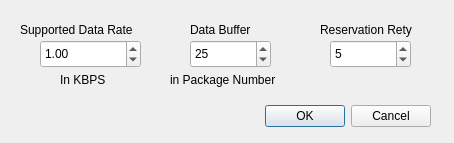
Old version of the form useradd.ui in the repository electronicengine/MacSimulation.
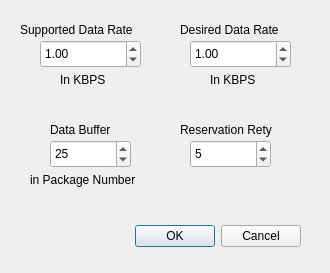
New version of the form.

The edit to the form file:
```diff
--- a/useradd.ui
+++ b/useradd.ui
@@ -6,8 +6,8 @@
    <rect>
     <x>0</x>
     <y>0</y>
-    <width>454</width>
-    <height>143</height>
+    <width>330</width>
+    <height>273</height>
    </rect>
   </property>
   <property name="windowTitle">
@@ -25,8 +25,8 @@
   <widget class="QDialogButtonBox" name="buttonBox">
    <property name="geometry">
     <rect>
-     <x>90</x>
-     <y>100</y>
+     <x>-40</x>
+     <y>220</y>
      <width>341</width>
      <height>32</height>
     </rect>
@@ -41,8 +41,8 @@
   <widget class="QSpinBox" name="buffer_box">
    <property name="geometry">
     <rect>
-     <x>190</x>
-     <y>40</y>
+     <x>50</x>
+     <y>140</y>
      <width>81</width>
      <height>28</height>
     </rect>
@@ -83,8 +83,8 @@
   <widget class="QLabel" name="label_3">
    <property name="geometry">
     <rect>
-     <x>190</x>
-     <y>20</y>
+     <x>50</x>
+     <y>120</y>
      <width>81</width>
      <height>19</height>
     </rect>
@@ -96,8 +96,8 @@
   <widget class="QLabel" name="label_4">
    <property name="geometry">
     <rect>
-     <x>170</x>
-     <y>70</y>
+     <x>30</x>
+     <y>170</y>
      <width>131</width>
      <height>19</height>
     </rect>
@@ -125,8 +125,8 @@
   <widget class="QSpinBox" name="rety_count">
    <property name="geometry">
     <rect>
-     <x>330</x>
-     <y>40</y>
+     <x>190</x>
+     <y>140</y>
      <width>81</width>
      <height>28</height>
     </rect>
@@ -141,8 +141,8 @@
   <widget class="QLabel" name="label_5">
    <property name="geometry">
     <rect>
-     <x>320</x>
-     <y>20</y>
+     <x>180</x>
+     <y>120</y>
      <width>121</width>
      <height>20</height>
     </rect>
@@ -151,6 +151,54 @@
     <string>Reservation Rety</string>
    </property>
   </widget>
+  <widget class="QDoubleSpinBox" name="desired_datarate">
+   <property name="geometry">
+    <rect>
+     <x>190</x>
+     <y>40</y>
+     <width>101</width>
+     <height>28</height>
+    </rect>
+   </property>
+   <property name="maximum">
+    <double>100000.990000000005239</double>
+   </property>
+   <property name="value">
+    <double>1.000000000000000</double>
+   </property>
+  </widget>
+  <widget class="QLabel" name="label_6">
+   <property name="geometry">
+    <rect>
+     <x>180</x>
+     <y>20</y>
+     <width>131</width>
+     <height>19</height>
+    </rect>
+   </property>
+   <property name="frameShape">
+    <enum>QFrame::NoFrame</enum>
+   </property>
+   <property name="lineWidth">
+    <number>-1</number>
+   </property>
+   <property name="text">
+    <string>Desired Data Rate</string>
+   </property>
+  </widget>
+  <widget class="QLabel" name="label_7">
+   <property name="geometry">
+    <rect>
+     <x>210</x>
+     <y>70</y>
+     <width>61</width>
+     <height>19</height>
+    </rect>
+   </property>
+   <property name="text">
+    <string>In KBPS</string>
+   </property>
+  </widget>
  </widget>
  <resources/>
  <connections>
```
Left out of the diff: 2 changed lines with no effect on the pictures.
